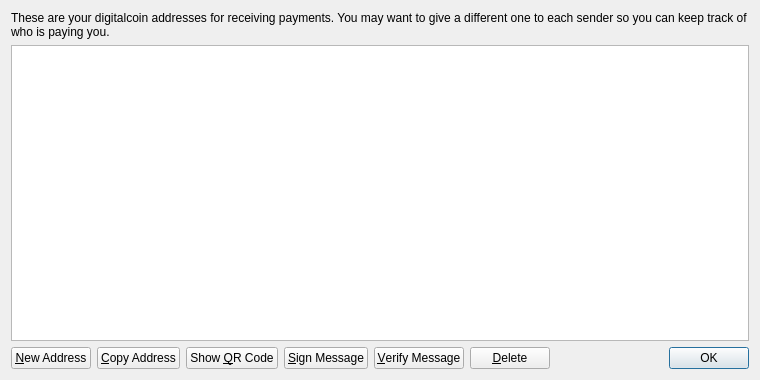
MrBaconBit/BaconBits, file src/qt/forms/addressbookpage.ui: the form before one commit.
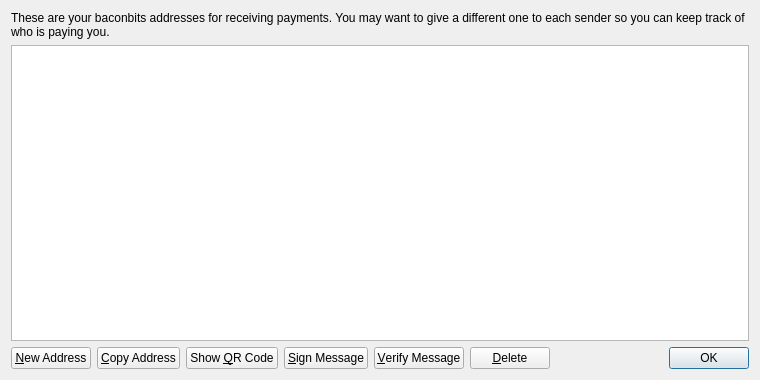
The form after the commit. Icons and pictures are not drawn.

Diff of the .ui file:
```diff
--- a/src/qt/forms/addressbookpage.ui
+++ b/src/qt/forms/addressbookpage.ui
@@ -17,7 +17,7 @@
    <item>
     <widget class="QLabel" name="labelExplanation">
      <property name="text">
-      <string>These are your digitalcoin addresses for receiving payments. You may want to give a different one to each sender so you can keep track of who is paying you.</string>
+      <string>These are your baconbits addresses for receiving payments. You may want to give a different one to each sender so you can keep track of who is paying you.</string>
      </property>
      <property name="textFormat">
       <enum>Qt::PlainText</enum>
```
Left out of the diff: 4 changed lines with no effect on the pictures.
